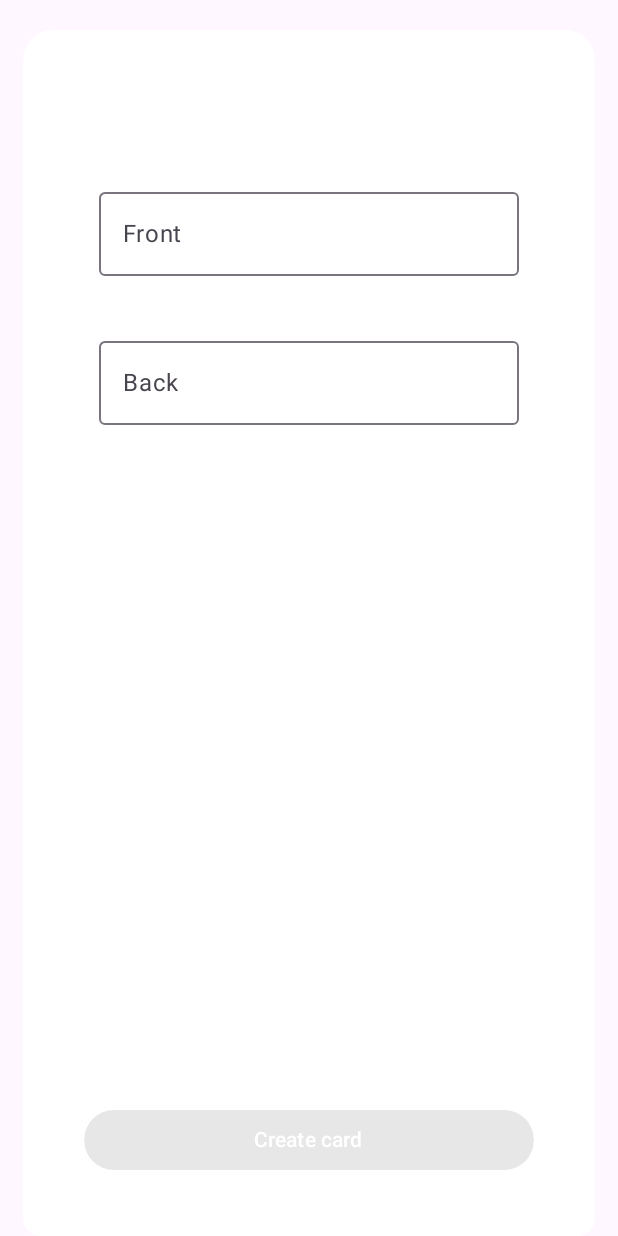
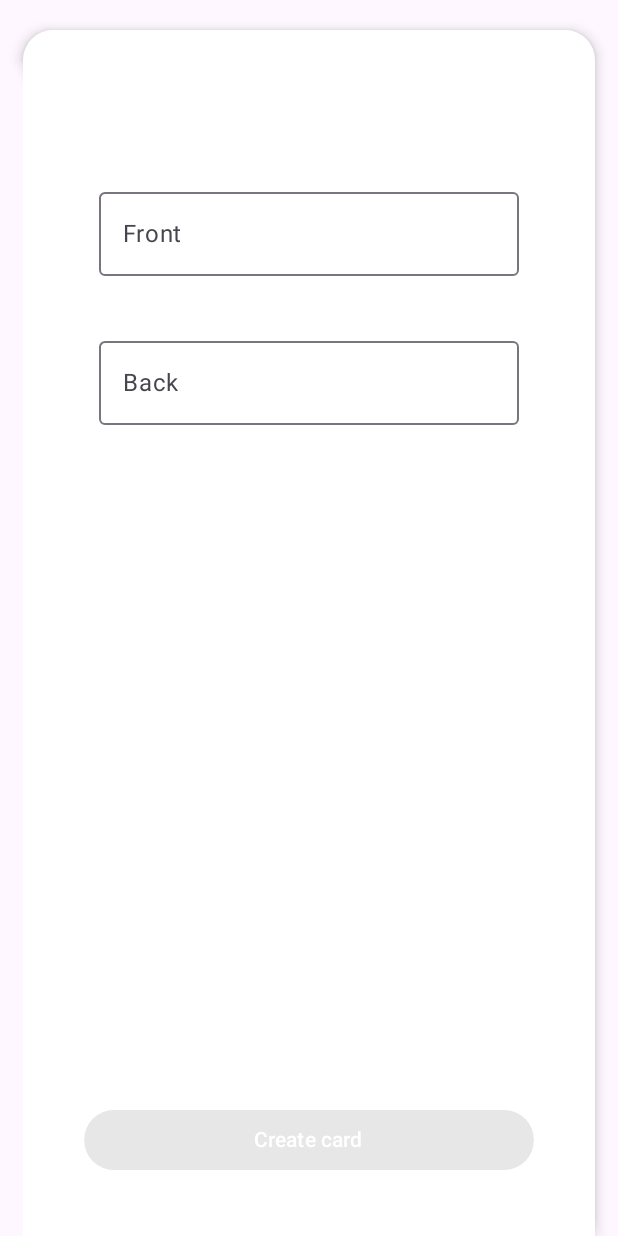
Before and after one commit to Tr1Fecta-7/Recall, an Android app built with Jetpack Compose: the composable MainContent shown on its own in the app's theme, on a phone screen of 412 x 824 dp. Run offline under Robolectric (Android 15) with nearby library versions, the phone set to English and light mode, and no system bars; libraries missing offline, so code that uses them is left out: com.ramcosta.composedestinations; 1 statement that could not run was skipped.

Commit message:
Created card as component to be reused, alongside a data class to initialize a card. Added elevation to card and fixed bottom shape

```diff
--- /dev/null
+++ b/android/app/src/main/java/nl/recall/components/card/CardPreview.kt
@@ -0,0 +1,103 @@
+package nl.recall.components.card
+
+import androidx.compose.foundation.layout.Arrangement
+import androidx.compose.foundation.layout.Column
+import androidx.compose.foundation.layout.PaddingValues
+import androidx.compose.foundation.layout.fillMaxSize
+import androidx.compose.foundation.layout.fillMaxWidth
+import androidx.compose.foundation.layout.heightIn
+import androidx.compose.foundation.layout.padding
+import androidx.compose.foundation.layout.width
+import androidx.compose.foundation.shape.RoundedCornerShape
+import androidx.compose.material3.Button
+import androidx.compose.material3.Card
+import androidx.compose.material3.CardDefaults
+import androidx.compose.material3.OutlinedTextField
+import androidx.compose.material3.Text
+import androidx.compose.runtime.Composable
+import androidx.compose.runtime.derivedStateOf
+import androidx.compose.runtime.getValue
+import androidx.compose.runtime.mutableStateOf
+import androidx.compose.runtime.remember
+import androidx.compose.runtime.setValue
+import androidx.compose.ui.Alignment
+import androidx.compose.ui.Modifier
+import androidx.compose.ui.draw.clip
+import androidx.compose.ui.graphics.Color
+import androidx.compose.ui.graphics.Shape
+import androidx.compose.ui.res.stringResource
+import androidx.compose.ui.text.input.TextFieldValue
+import androidx.compose.ui.unit.dp
+import nl.recall.R
+import nl.recall.domain.models.CardPreviewData
+import nl.recall.theme.AppTheme
+
+@Composable
+fun CardPreview(card: CardPreviewData, paddingValues: PaddingValues, onClick: () -> Unit) {
+    var frontTextFieldValue by remember { mutableStateOf(TextFieldValue(card.front)) }
+    var backTextFieldValue by remember { mutableStateOf(TextFieldValue(card.back)) }
+    val buttonEnabled = remember {
+        derivedStateOf { frontTextFieldValue.text.isNotBlank() && backTextFieldValue.text.isNotBlank() }
+    }
+
+    Card(
+        colors = CardDefaults.cardColors(containerColor = AppTheme.white),
+        elevation = CardDefaults.cardElevation(5.dp),
+        shape = RoundedCornerShape(topStart = 20.dp, topEnd = 20.dp),
+        modifier = Modifier
+            .fillMaxSize()
+            .padding(paddingValues)
+            .padding(top = 20.dp, bottom = 0.dp, start = 15.dp, end = 15.dp)
+    ) {
+        Column(
+            modifier = Modifier
+                .fillMaxWidth()
+                .weight(1f)
+                .padding(top = 100.dp, bottom = 0.dp, start = 0.dp, end = 0.dp),
+            horizontalAlignment = Alignment.CenterHorizontally,
+            verticalArrangement = Arrangement.spacedBy(35.dp),
+        ) {
+            Column(modifier = Modifier.heightIn(0.dp, 200.dp)) {
+                OutlinedTextField(
+                    value = frontTextFieldValue,
+                    onValueChange = {
+                        frontTextFieldValue = it
+                    },
+                    label = { Text(text = stringResource(id = R.string.create_card_front_text_field)) },
+                    placeholder = { Text(text = stringResource(id = R.string.create_card_front_text_field_placeholder)) },
+                )
+            }
+
+            Column(modifier = Modifier.heightIn(0.dp, 200.dp)) {
+                OutlinedTextField(
+                    value = backTextFieldValue,
+                    onValueChange = {
+                        backTextFieldValue = it
+                    },
+                    label = { Text(text = stringResource(id = R.string.create_card_back_text_field)) },
+                    placeholder = { Text(text = stringResource(id = R.string.create_card_back_text_field_placeholder)) },
+                )
+            }
+        }
+
+        Column(
+            modifier = Modifier
+                .fillMaxWidth()
+                .padding(bottom = 40.dp),
+            horizontalAlignment = Alignment.CenterHorizontally
+        ) {
+            Button(
+                onClick = { onClick() },
+                Modifier
+                    .clip(RoundedCornerShape(30.dp))
+                    .width(300.dp),
+                enabled = buttonEnabled.value,
+            ) {
+                Text(
+                    text = card.buttonText,
+                    color = Color.White
+                )
+            }
+        }
+    }
+}
--- a/android/app/src/main/java/nl/recall/createcard/CreateCardScreen.kt
+++ b/android/app/src/main/java/nl/recall/createcard/CreateCardScreen.kt
@@ -40,6 +40,8 @@ import androidx.compose.ui.unit.dp
 import com.ramcosta.composedestinations.annotation.Destination
 import com.ramcosta.composedestinations.navigation.DestinationsNavigator
 import nl.recall.R
+import nl.recall.components.card.CardPreview
+import nl.recall.domain.models.CardPreviewData
 import nl.recall.theme.AppTheme
 import nl.recall.theme.md_theme_light_primary
 
@@ -65,71 +67,13 @@ fun CreateCardScreen(navigator: DestinationsNavigator) {
 
 @Composable
 fun MainContent(navigator: DestinationsNavigator, paddingValues: PaddingValues) {
-    var frontTextFieldValue by remember { mutableStateOf(TextFieldValue("")) }
-    var backTextFieldValue by remember { mutableStateOf(TextFieldValue("")) }
-    var createButtonEnabled = remember {
-        derivedStateOf { frontTextFieldValue.text.isNotBlank() && backTextFieldValue.text.isNotBlank() }
-    }
+    val card = CardPreviewData(
+        front = "",
+        back = "",
+        buttonText = stringResource(id = R.string.create_card_title)
+    )
 
-    Card(
-        colors = CardDefaults.cardColors(containerColor = AppTheme.white),
-        modifier = Modifier
-            .fillMaxSize()
-            .padding(paddingValues)
-            .padding(top = 20.dp, bottom = 0.dp, start = 15.dp, end = 15.dp)
-            .clip(RoundedCornerShape(20.dp, 20.dp, 0.dp, 0.dp))
-    ) {
-        Column(
-            modifier = Modifier
-                .fillMaxWidth()
-                .weight(1f)
-                .padding(top = 100.dp, bottom = 0.dp, start = 0.dp, end = 0.dp),
-            horizontalAlignment = Alignment.CenterHorizontally,
-            verticalArrangement = Arrangement.spacedBy(35.dp),
-        ) {
-            Column(modifier = Modifier.heightIn(0.dp, 200.dp)) {
-                OutlinedTextField(
-                    value = frontTextFieldValue,
-                    onValueChange = {
-                        frontTextFieldValue = it
-                    },
-                    label = { Text(text = stringResource(id = R.string.create_card_front_text_field))},
-                    placeholder = { Text(text = stringResource(id = R.string.create_card_front_text_field_placeholder))},
-                )
-            }
+    CardPreview(card, paddingValues, onClick = {
 
-            Column(modifier = Modifier.heightIn(0.dp, 200.dp)) {
-                OutlinedTextField(
-                    value = backTextFieldValue,
-                    onValueChange = {
-                        backTextFieldValue = it
-                    },
-                    label = { Text(text = stringResource(id = R.string.create_card_back_text_field))},
-                    placeholder = { Text(text = stringResource(id = R.string.create_card_back_text_field_placeholder))},
-                )
-            }
-        }
-
-        Column(
-            modifier = Modifier
-                .fillMaxWidth()
-                .padding(bottom = 40.dp),
-            horizontalAlignment = Alignment.CenterHorizontally
-        ) {
-            Button(
-                onClick = { /*TODO*/ },
-                Modifier
-                    .clip(RoundedCornerShape(30.dp))
-                    .width(300.dp),
-                enabled = createButtonEnabled.value,
-            ) {
-                Text(
-                    text = stringResource(id = R.string.create_card_title),
-                    color = Color.White
-                )
-            }
-        }
-
-
-    }
+    })
 }
--- /dev/null
+++ b/android/domain/src/main/java/nl/recall/domain/models/CardPreviewData.kt
@@ -0,0 +1,7 @@
+package nl.recall.domain.models
+
+data class CardPreviewData(
+    val front: String,
+    val back: String,
+    val buttonText: String,
+)
```
